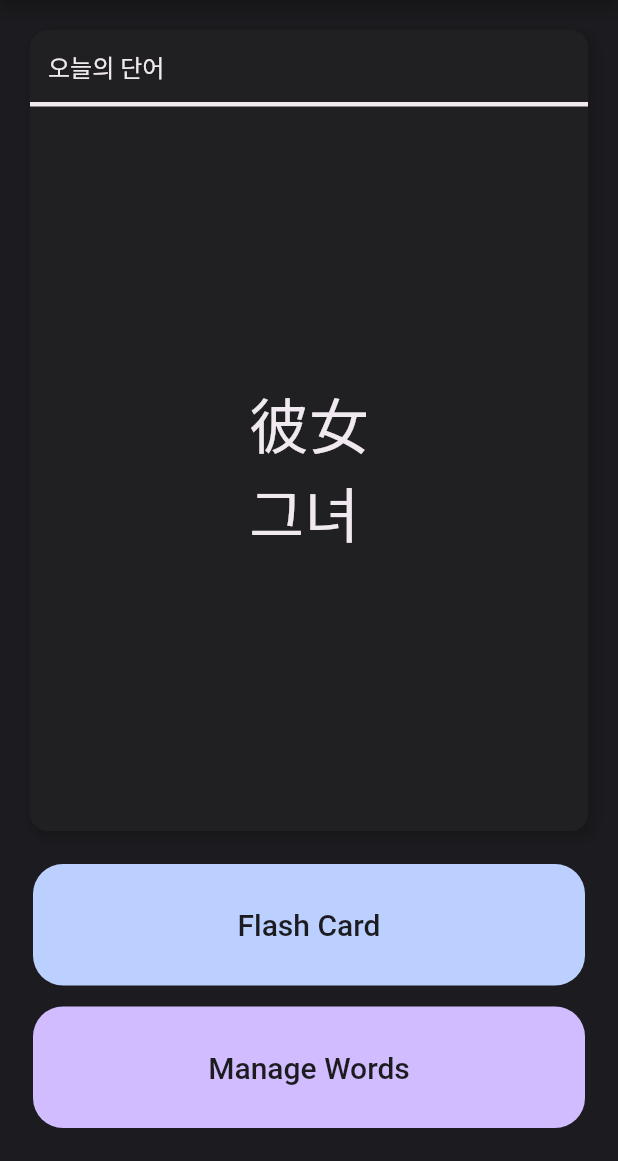
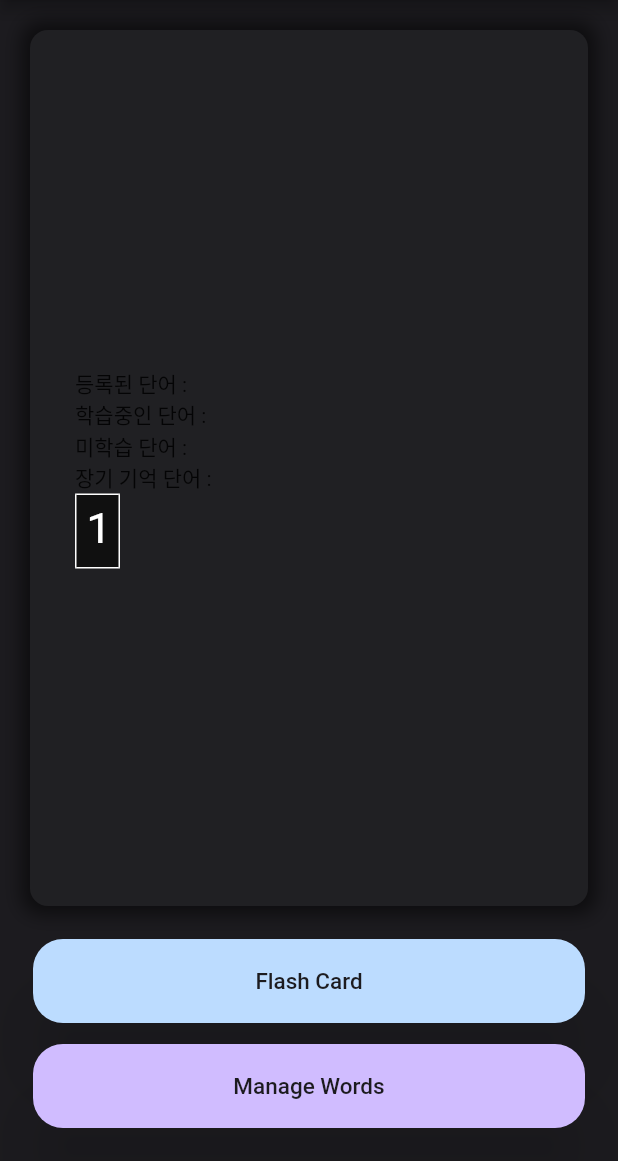
Before and after one commit to Xeno-Song/WordBook, a Flutter app: the screen it shows after launch, on a phone screen of 412 x 824 dp, the part 75-1236 px from its top. Run offline on Flutter 3.47's test engine with Material 2 defaults, Android fonts, the light colour scheme and no system bars; our stand-ins replace flutter_card_swiper, flutter_spinkit, fluttertoast, sqflite_common, sqflite_common_ffi; missing offline and left inert: flutter_flip_card; accounts and stored records are empty.

Commit message:
[ADD] Add onetime retro number card flip animation

```diff
--- a/lib/View/Main.dart
+++ b/lib/View/Main.dart
@@ -11,6 +11,7 @@ import '../services/word_service.dart';
 import 'card_manage.dart';
 import 'components/common/appbar.dart';
 import 'components/common/drawer.dart';
+import 'components/flip_number.dart';
 import 'flashcard.dart';
 
 class MainView extends StatefulWidget {
@@ -80,55 +81,34 @@ class _MainViewPageState extends State<MainView> {
                           color: CommonColors.secondaryBackgroundColor,
                           boxShadow: [
                             BoxShadow(
-                              color: const Color.fromARGB(0x26, 0, 0, 0),
-                              offset: Offset.fromDirection(0.785398, 5),
-                              blurRadius: 6,
-                              spreadRadius: 2,
+                              color: Colors.black45.withOpacity(0.55),
+                              spreadRadius: 5,
+                              blurRadius: 10,
                             ),
                           ],
                         ),
+                        child: Container(
+                          width: double.infinity,
+                          height: double.infinity,
+                          padding: const EdgeInsets.fromLTRB(30, 0, 30, 0),
+                          alignment: Alignment.centerLeft,
                           child: Column(
                             crossAxisAlignment: CrossAxisAlignment.stretch,
+                            mainAxisAlignment: MainAxisAlignment.center,
                             children: [
-                            SizedBox(
-                              height: 48,
-                              child: Container(
-                                alignment: Alignment.centerLeft,
-                                padding: const EdgeInsets.all(12),
-                                child: const Text(
-                                  "오늘의 단어",
-                                  style: TextStyle(
-                                    color: CommonColors.primaryForegroundColor,
-                                    fontSize: 16,
-                                  ),
-                                ),
-                              ),
-                            ),
-                            Container(
-                              height: 3,
-                              decoration: const BoxDecoration(
-                                color: CommonColors.primaryForegroundColor,
-                              ),
-                            ),
-                            Expanded(
-                              child: Container(
-                                alignment: Alignment.center,
-                                child: const Text(
-                                  "彼女\n그녀",
-                                  style: TextStyle(
-                                    color: CommonColors.primaryForegroundColor,
-                                    fontSize: 40,
-                                  ),
-                                ),
-                              ),
-                            ),
+                              const Text("등록된 단어 : "),
+                              const Text("학습중인 단어 : "),
+                              const Text("미학습 단어 : "),
+                              const Text("장기 기억 단어 : "),
+                              FlipNumber(),
                             ],
                           ),
                         ),
                       ),
                     ),
+                  ),
                   ConstrainedBox(
-                    constraints: const BoxConstraints(minHeight: 100, maxHeight: 200),
+                    constraints: const BoxConstraints(minHeight: 100, maxHeight: 150),
                     child: Padding(
                       padding: const EdgeInsets.fromLTRB(20, 0, 20, 20),
                       child: Column(
@@ -143,15 +123,13 @@ class _MainViewPageState extends State<MainView> {
                                 ),
                               ),
                               child: TextButton(
-                                style: ButtonStyle(
-                                  shape: MaterialStateProperty.all<RoundedRectangleBorder>(
-                                    RoundedRectangleBorder(
+                                style: FilledButton.styleFrom(
+                                  shape: RoundedRectangleBorder(
                                     borderRadius: BorderRadius.circular(20),
                                   ),
-                                  ),
-                                  backgroundColor: MaterialStateProperty.all<Color>(
-                                    const Color.fromARGB(0xFF, 0xBC, 0xD0, 0xFF),
-                                  ),
+                                  backgroundColor: const Color.fromARGB(0xFF, 0xBC, 0xDC, 0xFF),
+                                  shadowColor: Colors.black45.withOpacity(0.55),
+                                  elevation: 20,
                                 ),
                                 onPressed: () {
                                   Navigator.of(context).push(MaterialPageRoute(builder: (_) => const FlashcardView()));
@@ -159,7 +137,7 @@ class _MainViewPageState extends State<MainView> {
                                 child: const Text(
                                   "Flash Card",
                                   style: TextStyle(
-                                    fontSize: 20,
+                                    fontSize: 15,
                                     color: CommonColors.primaryBackgroundColor,
                                   ),
                                 ),
@@ -178,23 +156,31 @@ class _MainViewPageState extends State<MainView> {
                                 ),
                               ),
                               child: TextButton(
-                                style: ButtonStyle(
-                                  shape: MaterialStateProperty.all<RoundedRectangleBorder>(
-                                    RoundedRectangleBorder(
+                                style: FilledButton.styleFrom(
+                                  shape: RoundedRectangleBorder(
                                     borderRadius: BorderRadius.circular(20),
                                   ),
+                                  backgroundColor: const Color.fromARGB(0xFF, 0xD0, 0xBC, 0xFF),
+                                  shadowColor: Colors.black45.withOpacity(0.55),
+                                  elevation: 20,
                                 ),
-                                  backgroundColor: MaterialStateProperty.all<Color>(
-                                    const Color.fromARGB(0xFF, 0xD0, 0xBC, 0xFF),
-                                  ),
-                                ),
+                                // style: ButtonStyle(
+                                //   shape: MaterialStateProperty.all<RoundedRectangleBorder>(
+                                //     RoundedRectangleBorder(
+                                //       borderRadius: BorderRadius.circular(20),
+                                //     ),
+                                //   ),
+                                //   backgroundColor: MaterialStateProperty.all<Color>(
+                                //     const Color.fromARGB(0xFF, 0xD0, 0xBC, 0xFF),
+                                //   ),
+                                // ),
                                 onPressed: () {
                                   Navigator.of(context).push(MaterialPageRoute(builder: (_) => CardManageView()));
                                 },
                                 child: const Text(
                                   "Manage Words",
                                   style: TextStyle(
-                                    fontSize: 20,
+                                    fontSize: 15,
                                     color: CommonColors.primaryBackgroundColor,
                                   ),
                                 ),
--- /dev/null
+++ b/lib/View/components/flip_number.dart
@@ -0,0 +1,219 @@
+import 'package:flutter/cupertino.dart';
+import 'package:flutter/material.dart';
+
+class FlipNumber extends StatefulWidget {
+  FlipNumber({super.key});
+
+  @override
+  State<StatefulWidget> createState() {
+    return _FlipNumberState();
+  }
+}
+
+class _FlipNumberState extends State<FlipNumber> with TickerProviderStateMixin {
+  AnimationController? _controller;
+  Animation? _animation;
+  // int _currentIndex;
+  // bool _isReversePhase;
+  // bool _isStreamMode;
+  // bool _running;
+  final _perspective = 0.003;
+  final _zeroAngle = 0.0001;
+
+  final double pi = 3.141592;
+
+  final double height = 50;
+  final double width = 30;
+  final int animationTime = 500;
+  int _flipStage = 0;
+  int _oldNumber = 0;
+  int _newNumber = 1;
+  // int _loop;
+  // T _currentValue, _nextValue;
+  // Timer _timer;
+
+  // Widget _child1, _child2;
+  // Widget _upperChild1, _upperChild2;
+  // Widget _lowerChild1, _lowerChild2;
+
+  @override
+  void initState() {
+    super.initState();
+
+    _controller = AnimationController(duration: Duration(milliseconds: animationTime), vsync: this)
+      ..addStatusListener((status) {
+        if (status == AnimationStatus.completed) {
+          if (_flipStage == 0) {
+            _flipStage = 1;
+            _controller?.reverse(from: animationTime.toDouble());
+            // _controller?.forward(from: 0.0);
+          }
+        }
+        if (status == AnimationStatus.dismissed) {
+          if (_flipStage == 1) {
+            _flipStage = 2;
+            setState(() => _oldNumber = _newNumber);
+          }
+        }
+      })
+      ..addListener(() {
+        setState(() {
+          // _running = true;
+        });
+      });
+    _animation = Tween(begin: _zeroAngle, end: pi / 2).animate(_controller!);
+    _controller?.forward(from: 0.0);
+  }
+
+  @override
+  Widget build(BuildContext context) {
+    print("Stage : ${_flipStage} : ${_animation?.value}");
+
+    return AnimatedBuilder(
+      animation: _animation!,
+      builder: (context, child) {
+        return SizedBox(
+          width: width,
+          height: height,
+          child: Stack(
+            children: [
+              _FlipNumberIndex(
+                value: _oldNumber,
+                width: width,
+                height: height / 2,
+              ),
+              Padding(
+                padding: EdgeInsets.fromLTRB(0, height / 2, 0, 0),
+                child: Transform(
+                  alignment: Alignment.topCenter,
+                  transform: Matrix4.identity()
+                    //..translate(0, -height / 2, 0)
+                    ..rotateX(_flipStage == 1 ? _animation?.value : pi / 2)
+                    //..translate(0, height / 2, 0)
+                    ..setEntry(3, 2, _perspective),
+                  child: Container(
+                    transform: Matrix4.translationValues(0.0, -height / 2, 0.0),
+                    child: _FlipNumberIndex(
+                      value: _newNumber,
+                      width: width,
+                      height: height / 2,
+                    ),
+                  ),
+                ),
+              ),
+              Padding(
+                padding: EdgeInsets.fromLTRB(0, height / 2, 0, 0),
+                child: _FlipNumberIndex(
+                  value: _newNumber,
+                  width: width,
+                  height: height / 2,
+                  isUpper: false,
+                ),
+              ),
+              Padding(
+                padding: EdgeInsets.fromLTRB(0, height / 2, 0, 0),
+                child: Transform(
+                  alignment: Alignment.topCenter,
+                  transform: Matrix4.identity()
+                    ..setEntry(3, 2, _perspective)
+                    ..rotateX(_flipStage == 0 ? _animation?.value : pi / 2),
+                  child: _FlipNumberIndex(
+                    value: _oldNumber,
+                    width: width,
+                    height: height / 2,
+                    isUpper: false,
+                  ),
+                ),
+              ),
+            ],
+          ),
+        );
+      },
+    );
+  }
+}
+
+class _FlipNumberIndex extends StatelessWidget {
+  const _FlipNumberIndex({
+    super.key,
+    required this.value,
+    required this.width,
+    required this.height,
+    this.isUpper = true,
+    this.outlineColor = Colors.white,
+  });
+  final int value;
+  final double width;
+  final double height;
+  final bool isUpper;
+  final Color outlineColor;
+
+  static const double _topOffsetRatio = 0.2;
+  static const double _textSizeRatio = 1.2;
+
+  @override
+  Widget build(BuildContext context) {
+    return Container(
+      width: width,
+      height: height,
+      decoration: BoxDecoration(
+        border: Border(
+          left: BorderSide(
+            width: 1,
+            color: outlineColor,
+          ),
+          right: BorderSide(
+            width: 1,
+            color: outlineColor,
+          ),
+          top: isUpper
+              ? BorderSide(
+                  width: 1,
+                  color: outlineColor,
+                )
+              : BorderSide.none,
+          bottom: isUpper
+              ? BorderSide.none
+              : BorderSide(
+                  width: 1,
+                  color: outlineColor,
+                ),
+        ),
+        color: const Color.fromARGB(0xFF, 0x10, 0x10, 0x10),
+      ),
+      alignment: Alignment.center,
+      child: Container(
+        height: height,
+        alignment: Alignment.center,
+        child: Stack(
+          // overflow: Overflow.clip,
+          children: [
+            Positioned(
+              top: isUpper ? height * _topOffsetRatio : -(height - height * _topOffsetRatio),
+              width: width,
+              child: Center(
+                child: Text(
+                  value.toString(),
+                  style: TextStyle(
+                    fontSize: height * _textSizeRatio,
+                    color: Colors.white,
+                  ),
+                ),
+              ),
+            ),
+          ],
+        ),
+      ),
+      // Positioned(
+      //   bottom: 0,
+      //   child: Text(
+      //     value.toString(),
+      //     style: TextStyle(
+      //       color: Colors.white,
+      //       fontSize: height * 1,
+      //     ),
+      //   ),
+      // ),
+    );
+  }
+}
```
Lines whose indentation alone changed are shown as unchanged.
